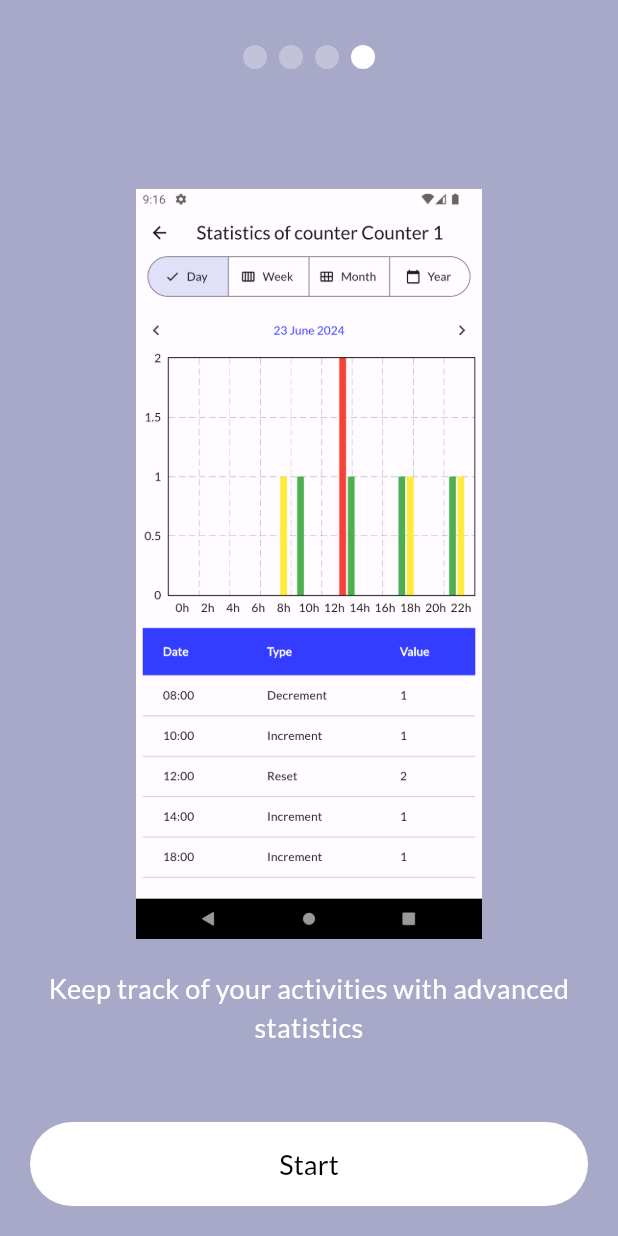
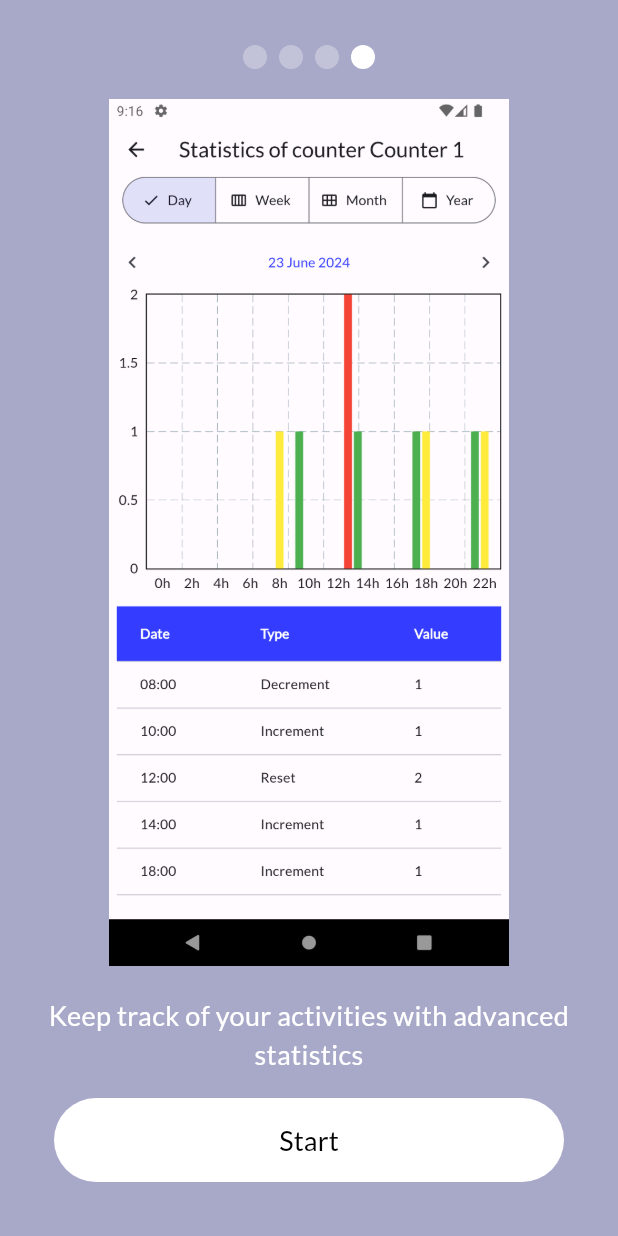
Before and after one commit to moussa-b/counterpp, a Flutter app: the TutorialScreen screen opened directly, after a tap on "Skip", on a phone screen of 412 x 824 dp. Run offline on Flutter 3.47's test engine with Material 3 defaults, Android fonts, the phone set to English and light mode, and no system bars; drawn by our look-alikes of smooth_page_indicator; our stand-ins replace audioplayers, device_info_plus, file_picker, fl_chart, flutter_riverpod, font_awesome_flutter and 8 more; missing offline and left inert: flex_color_picker; accounts and stored records are empty; generated files the repository leaves out were written again.

Commit message:
fix overlap on tutorial screen

```diff
--- a/lib/screens/tutorial_screen.dart
+++ b/lib/screens/tutorial_screen.dart
@@ -31,7 +31,7 @@ class _TutorialScreenState extends State<TutorialScreen> {
       if (currentLocale != 'en' && currentLocale != 'fr') {
         currentLocale = 'en';
       }
-      final Color color = Theme.of(context).primaryColor.withOpacity(0.5);
+      final Color color = Theme.of(context).primaryColor.withValues(alpha: 0.5);
       pages.addAll([
         TutorialPage(
           subtitle: AppLocalizations.of(context)!.tutorialMsg1,
@@ -158,15 +158,42 @@ class _TutorialScreenState extends State<TutorialScreen> {
 
   @override
   Widget build(BuildContext context) {
+    final Color color = Theme.of(context).primaryColor.withValues(alpha: 0.5);
     return Scaffold(
       appBar: AppBar(
-        backgroundColor: Theme.of(context).primaryColor.withOpacity(0.5),
+        backgroundColor: Theme.of(context).primaryColor.withValues(alpha: 0.5),
         toolbarHeight: 0,
       ),
       body: SafeArea(
-        child: Stack(
+        child: Column(
           children: [
-            PageView(
+            Container(
+              width: double.infinity,
+              color: color,
+              child: Padding(
+                padding: EdgeInsets.only(
+                  top: topPadding,
+                  bottom: bottomPadding,
+                ),
+                child: Center(
+                  child: SmoothPageIndicator(
+                    controller: _controller,
+                    count: pages.length,
+                    effect: SlideEffect(
+                      dotColor: Colors.white.withAlpha(77),
+                      activeDotColor: Colors.white,
+                    ),
+                    onDotClicked: (index) => _controller.animateToPage(
+                      index,
+                      duration: const Duration(milliseconds: 350),
+                      curve: Curves.easeIn,
+                    ),
+                  ),
+                ),
+              ),
+            ),
+            Expanded(
+              child: PageView(
                 onPageChanged: (index) {
                   setState(() {
                     _isLastPage = index == pages.length - 1;
@@ -175,29 +202,14 @@ class _TutorialScreenState extends State<TutorialScreen> {
                 controller: _controller,
                 children: pages,
               ),
-            Padding(
-              padding: EdgeInsets.only(top: topPadding),
-              child: Align(
-                alignment: Alignment.topCenter,
-                //Stepper
-                child: SmoothPageIndicator(
-                  controller: _controller,
-                  count: pages.length,
-                  effect: SlideEffect(
-                    dotColor: Colors.white.withOpacity(0.3),
-                    activeDotColor: Colors.white,
             ),
-                  onDotClicked: (index) => _controller.animateToPage(
-                    index,
-                    duration: const Duration(microseconds: 350),
-                    curve: Curves.easeIn,
+            Container(
+              color: color,
+              child: Padding(
+                padding: const EdgeInsets.all(16.0),
+                child: _isLastPage ? _getLastPageButtons() : _getPageButtons(),
               ),
             ),
-              ),
-            ),
-            _isLastPage
-                ? _getLastPageButtons()
-                : _getPageButtons()
           ],
         ),
       ),
--- a/lib/widgets/tutorial_page.dart
+++ b/lib/widgets/tutorial_page.dart
@@ -32,7 +32,12 @@ class TutorialPage extends StatelessWidget {
         mainAxisAlignment: MainAxisAlignment.center,
         children: [
           // Image
-          Image.asset(image, height: 500,),
+          Expanded(
+            child: Image.asset(
+              image,
+              fit: BoxFit.contain,
+            ),
+          ),
           const SizedBox(height: verticalSpacing),
           if (title != null)
             ...[
```
Lines whose indentation alone changed are shown as unchanged.
